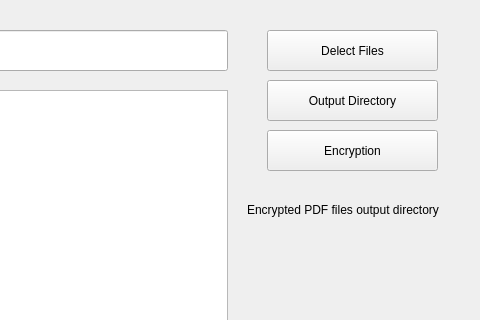
Qt form mainwindow.ui (uyplayer/PDFEncrypter) before a commit; both pictures show x 483 to 963 and y 0 to 320 of the 963 by 618 pixel window.
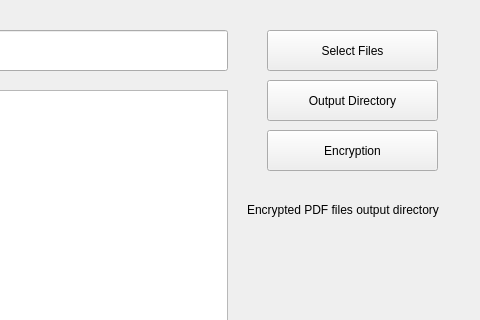
The same form after that commit.

Patch:
```diff
--- a/mainwindow.ui
+++ b/mainwindow.ui
@@ -64,7 +64,7 @@
      <bool>false</bool>
     </property>
     <property name="text">
-     <string>Delect Files</string>
+     <string>Select Files</string>
     </property>
    </widget>
    <widget class="QPushButton" name="encryption">
```
